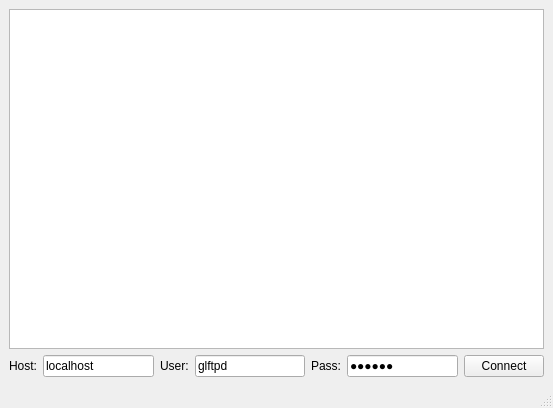
Old version of the form kasablanca-python/trunk/kasablancamainwindow.ui in the repository BackupTheBerlios/kasablanca-svn.
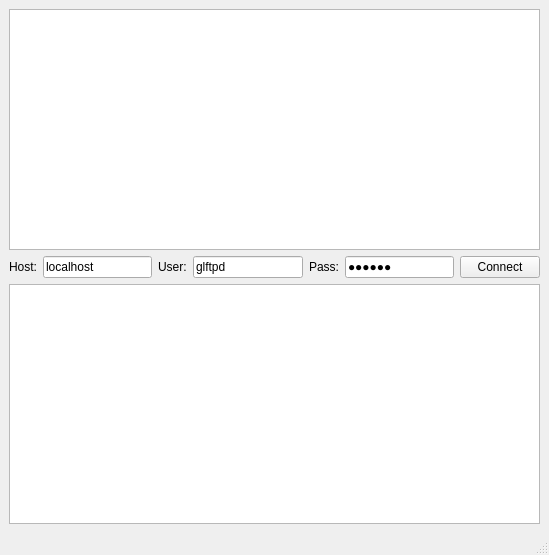
New version of the form.

Commit message: - included logging.

```diff
--- a/kasablanca-python/trunk/kasablancamainwindow.ui
+++ b/kasablanca-python/trunk/kasablancamainwindow.ui
@@ -5,8 +5,8 @@
    <rect>
     <x>0</x>
     <y>0</y>
-    <width>553</width>
-    <height>408</height>
+    <width>549</width>
+    <height>555</height>
    </rect>
   </property>
   <property name="windowTitle" >
@@ -79,6 +79,13 @@
       </property>
      </widget>
     </item>
+    <item row="2" column="0" colspan="7" >
+     <widget class="QPlainTextEdit" name="logEdit" >
+      <property name="textInteractionFlags" >
+       <set>Qt::TextSelectableByKeyboard|Qt::TextSelectableByMouse</set>
+      </property>
+     </widget>
+    </item>
    </layout>
   </widget>
   <widget class="QStatusBar" name="statusbar" />
```
The commit also changes 2 other files.
